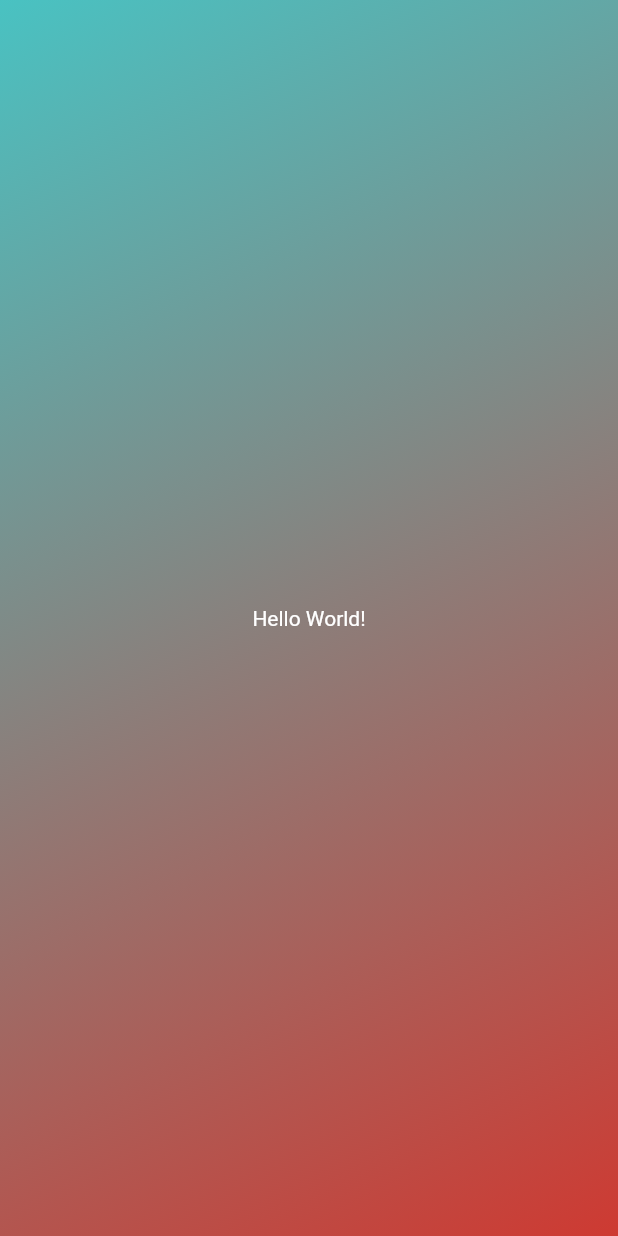
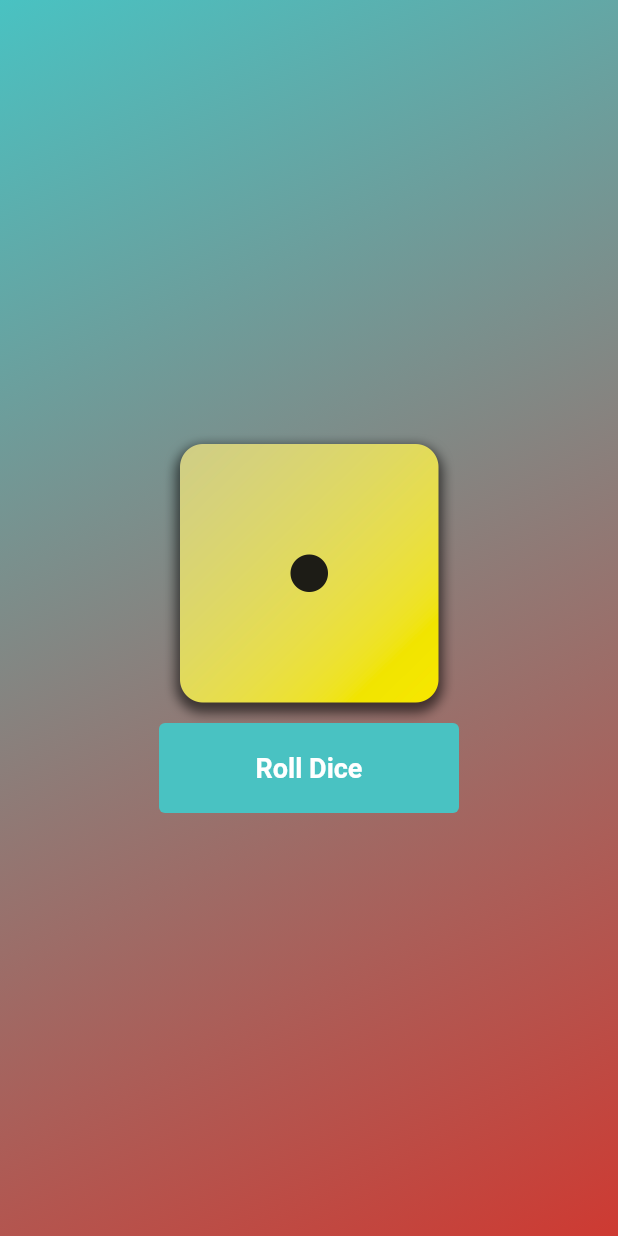
Before and after one commit to bluegrass322/learn-flutter, a Flutter app: the screen it shows after launch, on a phone screen of 412 x 824 dp. Run offline on Flutter 3.47's test engine with Material 2 defaults, Android fonts, the phone set to English and light mode, and no system bars.

Commit message:
make dice roll button

```diff
--- /dev/null
+++ b/first_app/lib/components/button_primary.dart
@@ -0,0 +1,30 @@
+import 'package:flutter/material.dart';
+import 'package:first_app/constants/user_colors.dart';
+
+class ButtonPrimary extends StatelessWidget {
+  final VoidCallback onPressed;
+  final String text;
+
+  const ButtonPrimary({
+    super.key,
+    required this.onPressed,
+    required this.text,
+  });
+
+  @override
+  Widget build(context) {
+    return TextButton(
+      onPressed: onPressed,
+      style: TextButton.styleFrom(
+        backgroundColor: UserColors.turquoise,
+        foregroundColor: UserColors.white,
+        textStyle: const TextStyle(
+          fontSize: 18,
+          fontWeight: FontWeight.w600,
+        ),
+        fixedSize: const Size(200, 60)
+      ),
+      child: Text(text),
+    );
+  }
+}
--- a/first_app/lib/components/gradient_container.dart
+++ b/first_app/lib/components/gradient_container.dart
@@ -1,5 +1,5 @@
 import 'package:flutter/material.dart';
-import 'package:first_app/components/text_default.dart';
+import 'package:first_app/components/button_primary.dart';
 
 const startAlignment = Alignment.topLeft;
 const endAlignment = Alignment.bottomRight;
@@ -12,6 +12,9 @@ class GradientContainer extends StatelessWidget {
 
   final List<Color> colors;
 
+  void rollDice() {
+  }
+
   @override
   Widget build(context) {
     return Container(
@@ -22,8 +25,20 @@ class GradientContainer extends StatelessWidget {
           end: endAlignment,
         )
       ),
-      child: const Center(
-        child: TextDefault('Hello World!'),
+      child: Center(
+        child: Column(
+          mainAxisSize: MainAxisSize.min,
+          children: [
+            Image.asset(
+              'assets/images/dice-1.png',
+              width: 200,
+            ),
+            ButtonPrimary(
+              onPressed: rollDice,
+              text: 'Roll Dice'
+            )
+          ],
+        )
       ),
     );
   }
--- a/first_app/lib/constants/user_colors.dart
+++ b/first_app/lib/constants/user_colors.dart
@@ -3,4 +3,5 @@ import 'package:flutter/material.dart';
 class UserColors {
   static Color turquoise = const Color.fromARGB(255, 73, 194, 194);
   static Color tomato = const Color.fromARGB(255, 206, 58, 50);
+  static Color white = const Color.fromARGB(255, 255, 255, 255);
 }
```
Also changed, not shown: first_app/pubspec.yaml (+7 -3 lines), first_app/assets/images/dice-1.png (added), first_app/assets/images/dice-2.png (added), first_app/assets/images/dice-3.png (added), first_app/assets/images/dice-4.png (added), first_app/assets/images/dice-5.png (added), first_app/assets/images/dice-6.png (added).
